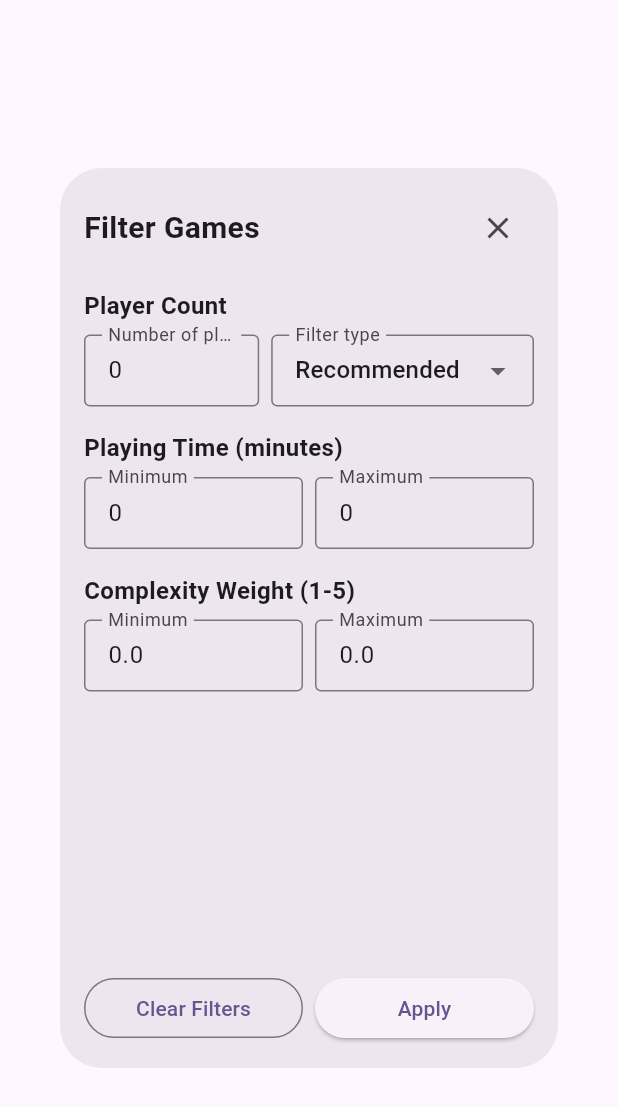
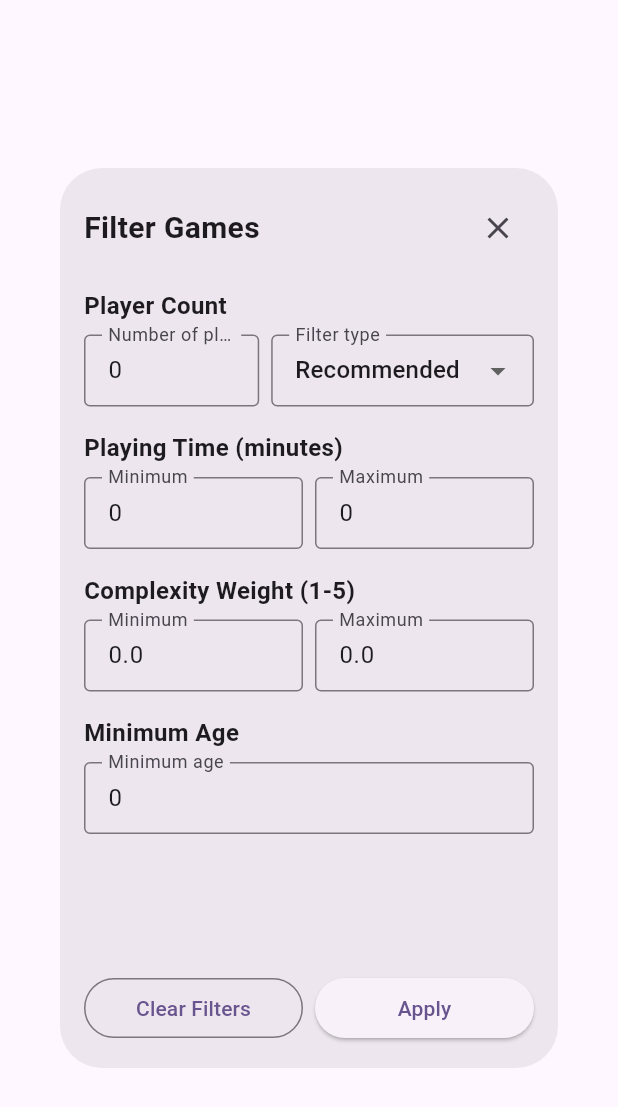
Before and after one commit to beefsack/what_to_play, a Flutter app: the GameFilterWidget widget shown alone on an empty page, opened directly with empty values, on a phone screen of 412 x 824 dp. Shown: the top 1107 px of the screen. Run offline on Flutter 3.47's test engine with Material 3 defaults, Android fonts, the phone set to English and light mode, and no system bars; our stand-ins replace cached_network_image, shared_preferences; accounts and stored records are empty; network calls fail.

Commit message:
Add suggested age with filter

```diff
--- a/lib/models/board_game.dart
+++ b/lib/models/board_game.dart
@@ -10,6 +10,7 @@ class BoardGame {
   final int maxPlayers;
   final int playingTime;
   final int minAge;
+  final int? suggestedAge;
   final double averageWeight;
   final PlayerCountRecommendations playerCountRecommendations;
 
@@ -23,6 +24,7 @@ class BoardGame {
     required this.maxPlayers,
     required this.playingTime,
     required this.minAge,
+    this.suggestedAge,
     required this.averageWeight,
     required this.playerCountRecommendations,
   });
@@ -39,7 +41,8 @@ class BoardGame {
   }
 
   String get ageText {
-    return '$minAge+';
+    final age = suggestedAge ?? minAge;
+    return '$age+';
   }
 
   String get weightText {
--- a/lib/models/game_filter.dart
+++ b/lib/models/game_filter.dart
@@ -23,6 +23,7 @@ class GameFilter {
   final int? maxTime;
   final double? minWeight;
   final double? maxWeight;
+  final int? minAge;
 
   GameFilter({
     this.playerCount,
@@ -31,6 +32,7 @@ class GameFilter {
     this.maxTime,
     this.minWeight,
     this.maxWeight,
+    this.minAge,
   });
 
   bool get hasActiveFilters {
@@ -38,7 +40,8 @@ class GameFilter {
         minTime != null ||
         maxTime != null ||
         minWeight != null ||
-        maxWeight != null;
+        maxWeight != null ||
+        minAge != null;
   }
 
   GameFilter copyWith({
@@ -48,11 +51,13 @@ class GameFilter {
     int? maxTime,
     double? minWeight,
     double? maxWeight,
+    int? minAge,
     bool clearPlayerCount = false,
     bool clearMinTime = false,
     bool clearMaxTime = false,
     bool clearMinWeight = false,
     bool clearMaxWeight = false,
+    bool clearMinAge = false,
   }) {
     return GameFilter(
       playerCount: clearPlayerCount ? null : (playerCount ?? this.playerCount),
@@ -61,6 +66,7 @@ class GameFilter {
       maxTime: clearMaxTime ? null : (maxTime ?? this.maxTime),
       minWeight: clearMinWeight ? null : (minWeight ?? this.minWeight),
       maxWeight: clearMaxWeight ? null : (maxWeight ?? this.maxWeight),
+      minAge: clearMinAge ? null : (minAge ?? this.minAge),
     );
   }
 
@@ -97,6 +103,10 @@ class GameFilter {
       }
     }
 
+    if (minAge != null) {
+      filters.add('Age: ${minAge}+');
+    }
+
     return filters.join(', ');
   }
 }
--- a/lib/widgets/game_filter_widget.dart
+++ b/lib/widgets/game_filter_widget.dart
@@ -22,6 +22,7 @@ class _GameFilterWidgetState extends State<GameFilterWidget> {
   final _maxTimeController = TextEditingController();
   final _minWeightController = TextEditingController();
   final _maxWeightController = TextEditingController();
+  final _minAgeController = TextEditingController();
 
   @override
   void initState() {
@@ -36,6 +37,7 @@ class _GameFilterWidgetState extends State<GameFilterWidget> {
     _maxTimeController.text = _currentFilter.maxTime?.toString() ?? '';
     _minWeightController.text = _currentFilter.minWeight?.toString() ?? '';
     _maxWeightController.text = _currentFilter.maxWeight?.toString() ?? '';
+    _minAgeController.text = _currentFilter.minAge?.toString() ?? '';
   }
 
   @override
@@ -45,6 +47,7 @@ class _GameFilterWidgetState extends State<GameFilterWidget> {
     _maxTimeController.dispose();
     _minWeightController.dispose();
     _maxWeightController.dispose();
+    _minAgeController.dispose();
     super.dispose();
   }
 
@@ -54,6 +57,7 @@ class _GameFilterWidgetState extends State<GameFilterWidget> {
     final maxTime = int.tryParse(_maxTimeController.text);
     final minWeight = double.tryParse(_minWeightController.text);
     final maxWeight = double.tryParse(_maxWeightController.text);
+    final minAge = int.tryParse(_minAgeController.text);
 
     final newFilter = GameFilter(
       playerCount: playerCount,
@@ -62,6 +66,7 @@ class _GameFilterWidgetState extends State<GameFilterWidget> {
       maxTime: maxTime,
       minWeight: minWeight,
       maxWeight: maxWeight,
+      minAge: minAge,
     );
 
     widget.onFilterChanged(newFilter);
@@ -236,6 +241,26 @@ class _GameFilterWidgetState extends State<GameFilterWidget> {
                         ),
                       ],
                     ),
+                    const SizedBox(height: 16),
+
+                    // Age Section
+                    const Text(
+                      'Minimum Age',
+                      style: TextStyle(
+                        fontSize: 16,
+                        fontWeight: FontWeight.w600,
+                      ),
+                    ),
+                    const SizedBox(height: 8),
+                    TextFormField(
+                      controller: _minAgeController,
+                      decoration: const InputDecoration(
+                        labelText: 'Minimum age',
+                        border: OutlineInputBorder(),
+                        isDense: true,
+                      ),
+                      keyboardType: TextInputType.number,
+                    ),
                   ],
                 ),
               ),
```
Also changed, not shown: lib/pages/board_game_collection_page.dart (+8 -0 lines), lib/services/bgg_service.dart (+63 -0 lines).
